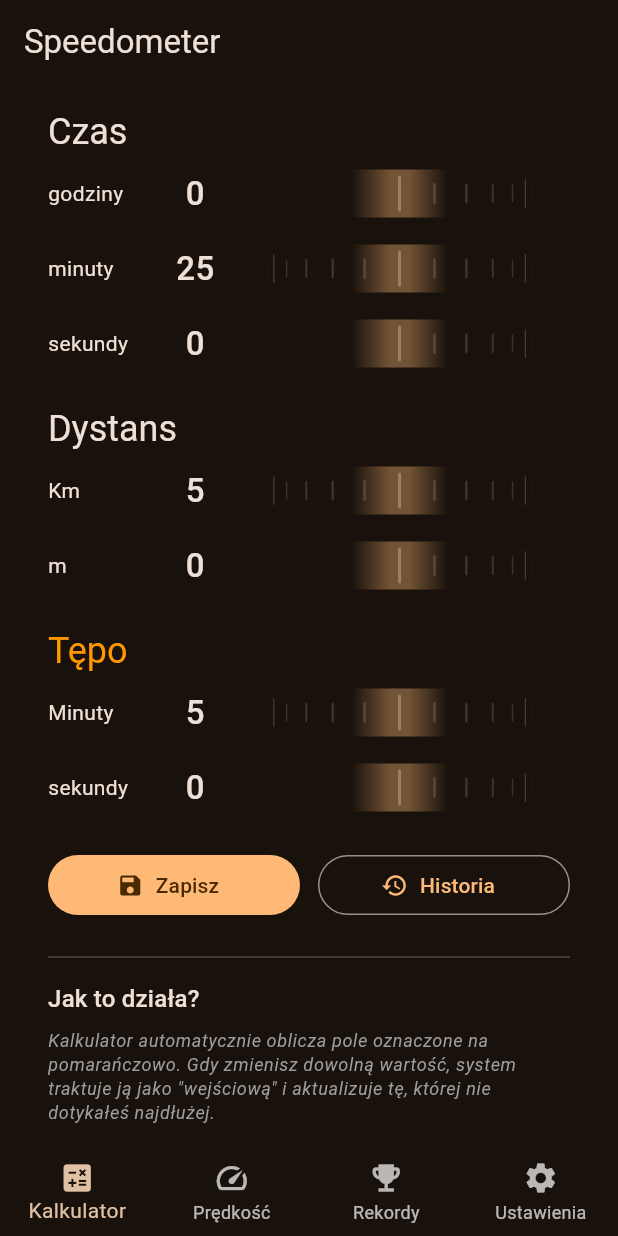
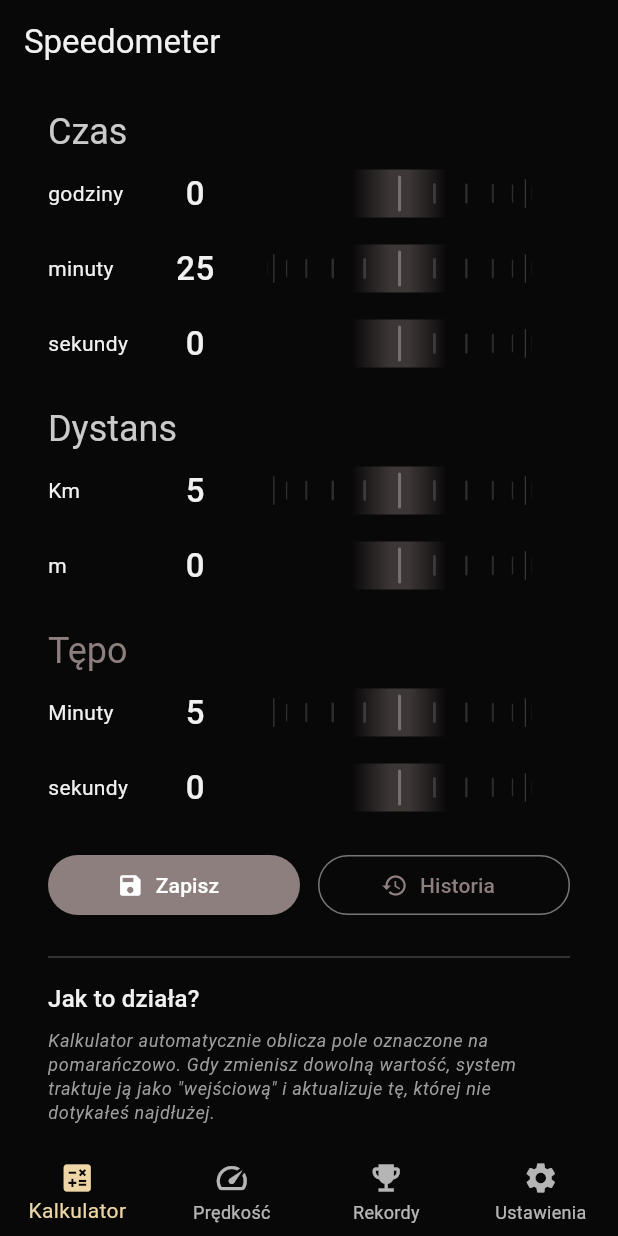
Before and after one commit to amMooncake/speedometer, a Flutter app: the screen it shows after launch, on a phone screen of 412 x 824 dp. Run offline on Flutter 3.47's test engine with Material 3 defaults, Android fonts, the phone set to English and light mode, and no system bars; our stand-ins replace gap, geolocator, shared_preferences.

Commit message:
feat: custom light and dark color schemes, and some changes to label colors

```diff
--- a/lib/app.dart
+++ b/lib/app.dart
@@ -1,5 +1,6 @@
 import 'package:flutter/material.dart';
 import 'package:provider/provider.dart';
+import 'package:speedometer_mobile/config/theme.dart';
 import 'package:speedometer_mobile/viewmodels/theme/theme_model.dart';
 import 'package:speedometer_mobile/views/home_screen.dart';
 
@@ -18,14 +19,13 @@ class Speedometer extends StatelessWidget {
       debugShowCheckedModeBanner: false,
       themeMode: themeViewModel.themeMode,
       theme: ThemeData(
-        colorSchemeSeed: AppColors.primary,
         useMaterial3: true,
+        colorScheme: lightColorScheme,
         fontFamily: '.SF Pro Text',
       ),
       darkTheme: ThemeData(
-        colorSchemeSeed: AppColors.primary,
-        brightness: Brightness.dark,
         useMaterial3: true,
+        colorScheme: darkColorScheme,
         fontFamily: '.SF Pro Text',
       ),
       // home: const OnboardingScreen(),
--- a/lib/config/theme.dart
+++ b/lib/config/theme.dart
@@ -0,0 +1,108 @@
+import 'package:flutter/material.dart';
+
+///style was taken from:
+///https://rydmike.com/flexcolorscheme/themesplayground-latest/
+
+/// Light [ColorScheme] made with FlexColorScheme v8.4.0.
+/// Requires Flutter 3.22.0 or later.
+const ColorScheme lightColorScheme = ColorScheme(
+  brightness: Brightness.light,
+  primary: Color(0xFF452F2B),
+  onPrimary: Color(0xFFFFFFFF),
+  primaryContainer: Color(0xFFC7BCAC),
+  onPrimaryContainer: Color(0xFF000000),
+  primaryFixed: Color(0xFFD9D1CF),
+  primaryFixedDim: Color(0xFFB8ABA8),
+  onPrimaryFixed: Color(0xFF060404),
+  onPrimaryFixedVariant: Color(0xFF110C0B),
+  secondary: Color(0xFFE3B964),
+  onSecondary: Color(0xFF000000),
+  secondaryContainer: Color(0xFFFFDE9C),
+  onSecondaryContainer: Color(0xFF000000),
+  secondaryFixed: Color(0xFFE9DABC),
+  secondaryFixedDim: Color(0xFFDDC799),
+  onSecondaryFixed: Color(0xFF0E0A02),
+  onSecondaryFixedVariant: Color(0xFF37280A),
+  tertiary: Color(0xFFF5E9C9),
+  onTertiary: Color(0xFF000000),
+  tertiaryContainer: Color(0xFFFEE7AD),
+  onTertiaryContainer: Color(0xFF000000),
+  tertiaryFixed: Color(0xFFF5F2EB),
+  tertiaryFixedDim: Color(0xFFECE6D9),
+  onTertiaryFixed: Color(0xFF5E4A12),
+  onTertiaryFixedVariant: Color(0xFF91711B),
+  error: Color(0xFFB00020),
+  onError: Color(0xFFFFFFFF),
+  errorContainer: Color(0xFFFCD9DF),
+  onErrorContainer: Color(0xFF000000),
+  surface: Color(0xFFFCFCFC),
+  onSurface: Color(0xFF111111),
+  surfaceDim: Color(0xFFE0E0E0),
+  surfaceBright: Color(0xFFFDFDFD),
+  surfaceContainerLowest: Color(0xFFFFFFFF),
+  surfaceContainerLow: Color(0xFFF8F8F8),
+  surfaceContainer: Color(0xFFF3F3F3),
+  surfaceContainerHigh: Color(0xFFEDEDED),
+  surfaceContainerHighest: Color(0xFFE7E7E7),
+  onSurfaceVariant: Color(0xFF393939),
+  outline: Color(0xFF919191),
+  outlineVariant: Color(0xFFD1D1D1),
+  shadow: Color(0xFF000000),
+  scrim: Color(0xFF000000),
+  inverseSurface: Color(0xFF2A2A2A),
+  onInverseSurface: Color(0xFFF1F1F1),
+  inversePrimary: Color(0xFFC1B1AE),
+  surfaceTint: Color(0xFF452F2B),
+);
+
+/// Dark [ColorScheme] made with FlexColorScheme v8.4.0.
+/// Requires Flutter 3.22.0 or later.
+const ColorScheme darkColorScheme = ColorScheme(
+  brightness: Brightness.dark,
+  primary: Color(0xFF8D7F7D),
+  onPrimary: Color(0xFFFFFFFF),
+  primaryContainer: Color(0xFF452F2B),
+  onPrimaryContainer: Color(0xFFFFFFFF),
+  primaryFixed: Color(0xFFD9D1CF),
+  primaryFixedDim: Color(0xFFB8ABA8),
+  onPrimaryFixed: Color(0xFF060404),
+  onPrimaryFixedVariant: Color(0xFF110C0B),
+  secondary: Color(0xFFEED6A6),
+  onSecondary: Color(0xFF000000),
+  secondaryContainer: Color(0xFF8E774F),
+  onSecondaryContainer: Color(0xFFFFFFFF),
+  secondaryFixed: Color(0xFFE9DABC),
+  secondaryFixedDim: Color(0xFFDDC799),
+  onSecondaryFixed: Color(0xFF0E0A02),
+  onSecondaryFixedVariant: Color(0xFF37280A),
+  tertiary: Color(0xFFF8ECD4),
+  onTertiary: Color(0xFF000000),
+  tertiaryContainer: Color(0xFF705D49),
+  onTertiaryContainer: Color(0xFFFFFFFF),
+  tertiaryFixed: Color(0xFFF5F2EB),
+  tertiaryFixedDim: Color(0xFFECE6D9),
+  onTertiaryFixed: Color(0xFF5E4A12),
+  onTertiaryFixedVariant: Color(0xFF91711B),
+  error: Color(0xFFCF6679),
+  onError: Color(0xFF000000),
+  errorContainer: Color(0xFFB1384E),
+  onErrorContainer: Color(0xFFFFFFFF),
+  surface: Color(0xFF080808),
+  onSurface: Color(0xFFF1F1F1),
+  surfaceDim: Color(0xFF060606),
+  surfaceBright: Color(0xFF2C2C2C),
+  surfaceContainerLowest: Color(0xFF010101),
+  surfaceContainerLow: Color(0xFF0E0E0E),
+  surfaceContainer: Color(0xFF151515),
+  surfaceContainerHigh: Color(0xFF1D1D1D),
+  surfaceContainerHighest: Color(0xFF282828),
+  onSurfaceVariant: Color(0xFFCACACA),
+  outline: Color(0xFF777777),
+  outlineVariant: Color(0xFF414141),
+  shadow: Color(0xFF000000),
+  scrim: Color(0xFF000000),
+  inverseSurface: Color(0xFFE8E8E8),
+  onInverseSurface: Color(0xFF2A2A2A),
+  inversePrimary: Color(0xFF423D3C),
+  surfaceTint: Color(0xFF8D7F7D),
+);
--- a/lib/views/calculator/calculator_screen.dart
+++ b/lib/views/calculator/calculator_screen.dart
@@ -258,12 +258,13 @@ class _CalculatorScreenState extends State<CalculatorScreen> {
   }
 
   Widget _buildSectionTitle(String title, CalculatorField field) {
+    final t = Theme.of(context);
     final isOutput = _fieldOrder[2] == field;
     return Text(
       title,
-      style: Theme.of(
-        context,
-      ).textTheme.headlineSmall?.copyWith(color: isOutput ? Colors.orange : null),
+      style: t.textTheme.headlineSmall?.copyWith(
+        color: isOutput ? t.colorScheme.primary : t.colorScheme.onSurfaceVariant,
+      ),
     );
   }
 
@@ -370,7 +371,7 @@ class _HistorySheet extends StatelessWidget {
   @override
   Widget build(BuildContext context) {
     final history = context.watch<CalculationHistoryViewModel>().history;
-
+    final t = Theme.of(context);
     return DraggableScrollableSheet(
       initialChildSize: 0.6,
       minChildSize: 0.4,
@@ -395,7 +396,7 @@ class _HistorySheet extends StatelessWidget {
                 children: [
                   Text(
                     'Historia wyników',
-                    style: Theme.of(context).textTheme.titleLarge,
+                    style: t.textTheme.titleLarge,
                   ),
                   TextButton(
                     onPressed: () => context.read<CalculationHistoryViewModel>().clearHistory(),
```
Also changed, not shown: lib/views/speed/speed_screen.dart (+6 -3 lines).
